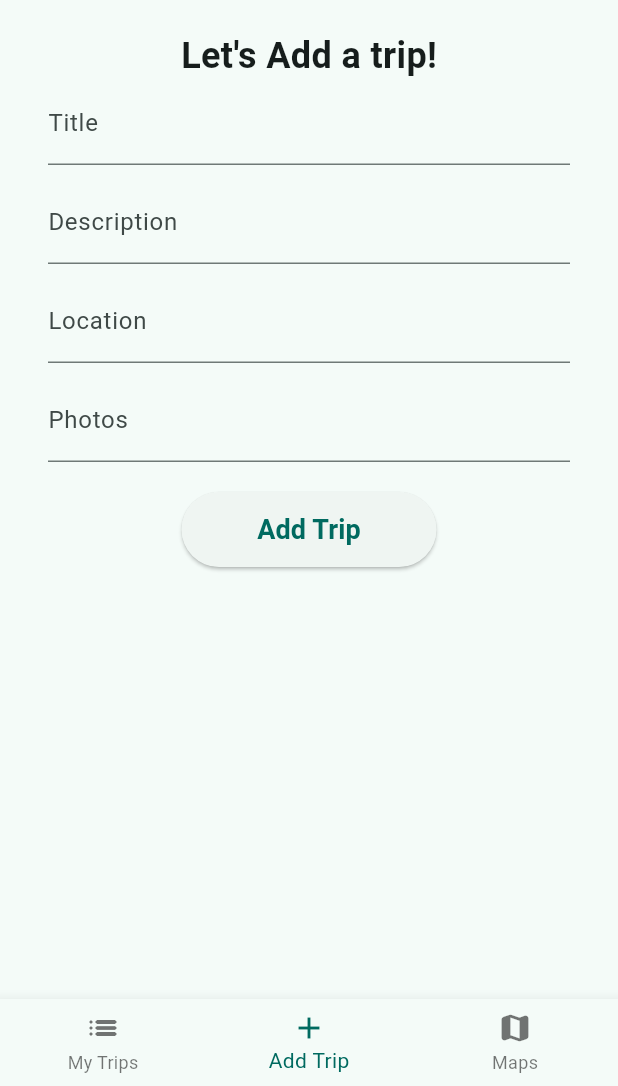
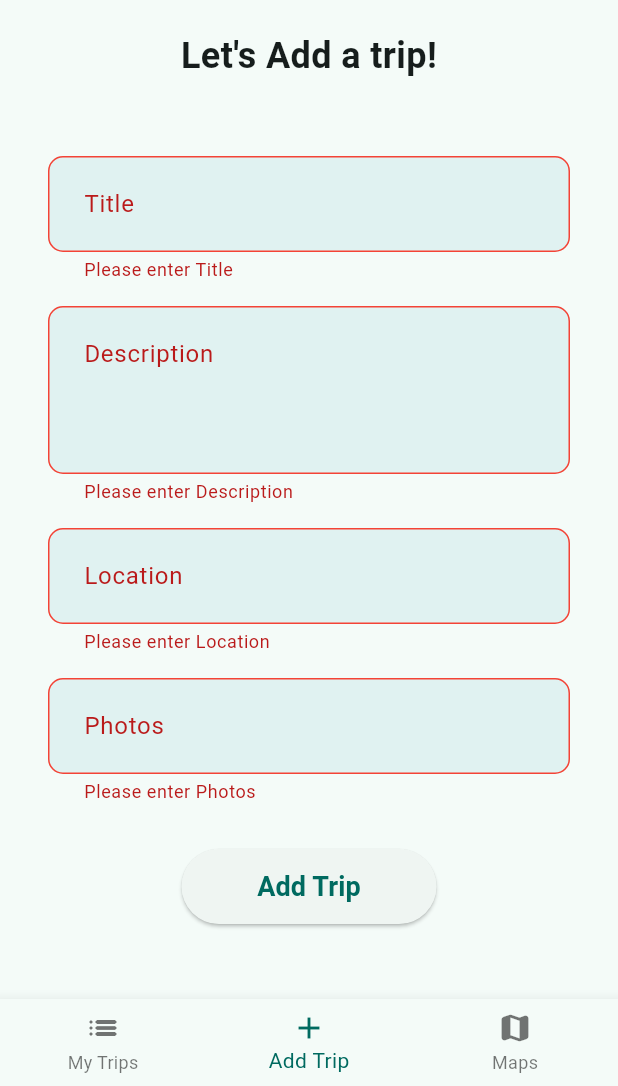
Before and after one commit to Shubhankt1/travel_app_flutter_clean_architecture, a Flutter app: the screen it shows after launch, item 2 of the bottom bar chosen, after a tap on "Add Trip", on a phone screen of 412 x 824 dp, the part 150-1236 px from its top. Run offline on Flutter 3.47's test engine with Material 3 defaults, Android fonts, the phone set to English and light mode, and no system bars; our stand-ins replace dartz, flutter_riverpod, hive, hive_flutter; accounts and stored records are empty.

Commit message:
custom text form field

```diff
--- a/lib/features/trip/presentation/pages/add_trip_screen.dart
+++ b/lib/features/trip/presentation/pages/add_trip_screen.dart
@@ -2,6 +2,7 @@ import 'package:flutter/material.dart';
 import 'package:flutter_riverpod/flutter_riverpod.dart';
 import 'package:travel_app/features/trip/domain/entities/trip.dart';
 import 'package:travel_app/features/trip/presentation/providers/trip_provider.dart';
+import 'package:travel_app/features/trip/presentation/widgets/custom_text_form_field.dart';
 
 class AddTripScreen extends ConsumerWidget {
   const AddTripScreen({super.key});
@@ -9,6 +10,11 @@ class AddTripScreen extends ConsumerWidget {
   @override
   Widget build(BuildContext context, WidgetRef ref) {
     final formKey = GlobalKey<FormState>();
+
+    List<String> titles = [];
+    ref.watch(tripListNotifierProvider).forEach((trip) {
+      titles.add(trip.title);
+    });
 
     // Controllers for the fields.
     final titleController = TextEditingController();
@@ -18,36 +24,59 @@ class AddTripScreen extends ConsumerWidget {
 
     // Pictures list
     List<String> pictures = [];
-    return Form(
+    return SingleChildScrollView(
+      child: Center(
+        child: SizedBox(
+          width: 600,
+          child: Form(
             key: formKey,
             child: Padding(
-        padding: const EdgeInsets.symmetric(horizontal: 32.0, vertical: 20),
+              padding:
+                  const EdgeInsets.symmetric(horizontal: 32.0, vertical: 20),
               child: Column(
                 children: [
+                  // Heading
                   const Text(
                     "Let's Add a trip!",
-              style: TextStyle(fontSize: 24, fontWeight: FontWeight.bold),
+                    textAlign: TextAlign.center,
+                    style: TextStyle(
+                      fontSize: 24,
+                      fontWeight: FontWeight.bold,
                     ),
-            TextFormField(
-              controller: titleController,
-              decoration: const InputDecoration(labelText: 'Title'),
                   ),
-            const SizedBox(height: 10),
-            TextFormField(
-              controller: descController,
-              decoration: const InputDecoration(labelText: 'Description'),
+                  const SizedBox(height: 50),
+
+                  // Title
+                  CustomTextFormField(
+                    inputController: titleController,
+                    labelText: 'Title',
+                    autoFillHints: titles,
                   ),
-            const SizedBox(height: 10),
-            TextFormField(
-              controller: locationController,
-              decoration: const InputDecoration(labelText: 'Location'),
+                  const SizedBox(height: 16),
+
+                  // Description
+                  CustomTextFormField(
+                    inputController: descController,
+                    labelText: 'Description',
+                    maxLines: 3,
                   ),
-            const SizedBox(height: 10),
-            TextFormField(
-              controller: photosController,
-              decoration: const InputDecoration(labelText: 'Photos'),
+                  const SizedBox(height: 16),
+
+                  // Location
+                  CustomTextFormField(
+                    inputController: locationController,
+                    labelText: 'Location',
                   ),
-            const SizedBox(height: 20),
+                  const SizedBox(height: 16),
+
+                  // Photos
+                  CustomTextFormField(
+                    inputController: photosController,
+                    labelText: 'Photos',
+                  ),
+                  const SizedBox(height: 30),
+
+                  // Submit
                   SizedBox(
                     width: 170,
                     height: 50,
@@ -55,7 +84,9 @@ class AddTripScreen extends ConsumerWidget {
                       onPressed: () {
                         debugPrint(
                             "Title: ${titleController.text}\nDescription: ${descController.text}\nLocation: ${locationController.text}\nPhotos: ${photosController.text}");
-                  pictures.add(photosController.text);
+                        photosController.text.split(',').forEach((image) {
+                          pictures.add(image);
+                        });
                         if (formKey.currentState!.validate()) {
                           final newTrip = Trip(
                             title: titleController.text,
@@ -67,7 +98,9 @@ class AddTripScreen extends ConsumerWidget {
                           ref
                               .read(tripListNotifierProvider.notifier)
                               .addNewTrip(newTrip);
-                    ref.watch(tripListNotifierProvider.notifier).loadTrips();
+                          ref
+                              .watch(tripListNotifierProvider.notifier)
+                              .loadTrips();
                           formKey.currentState!.reset();
                         }
                       },
@@ -83,6 +116,9 @@ class AddTripScreen extends ConsumerWidget {
                 ],
               ),
             ),
+          ),
+        ),
+      ),
     );
   }
 }
--- /dev/null
+++ b/lib/features/trip/presentation/widgets/custom_text_form_field.dart
@@ -0,0 +1,67 @@
+import 'package:flutter/material.dart';
+
+class CustomTextFormField extends StatelessWidget {
+  final TextEditingController inputController;
+  final String labelText;
+  final int maxLines;
+  Iterable<String>? autoFillHints;
+  CustomTextFormField({
+    super.key,
+    required this.inputController,
+    required this.labelText,
+    this.maxLines = 1,
+    this.autoFillHints,
+  });
+
+  @override
+  Widget build(BuildContext context) {
+    return TextFormField(
+      validator: (value) {
+        if (value == null || value.isEmpty) {
+          return 'Please enter $labelText';
+        }
+        return null;
+      },
+      controller: inputController,
+      maxLines: maxLines,
+      autofillHints: autoFillHints ?? [],
+      decoration: InputDecoration(
+        hoverColor: Colors.transparent,
+        label: Text(labelText),
+        alignLabelWithHint: maxLines > 1 ? true : false,
+        floatingLabelStyle: const TextStyle(fontWeight: FontWeight.w600),
+        filled: true,
+        fillColor: Colors.teal[50],
+        contentPadding: const EdgeInsets.all(20.0),
+        border: const OutlineInputBorder(
+          borderSide: BorderSide(
+            color: Colors.teal,
+            width: 1.0,
+          ),
+          borderRadius: BorderRadius.all(Radius.circular(10.0)),
+        ),
+        focusedBorder: OutlineInputBorder(
+          borderSide: BorderSide(
+            color: Colors.teal[800]!,
+            width: 2.0,
+          ),
+          borderRadius: const BorderRadius.all(Radius.circular(10.0)),
+        ),
+        errorBorder: const OutlineInputBorder(
+          borderSide: BorderSide(
+            color: Colors.red,
+            width: 1.0,
+          ),
+          borderRadius: BorderRadius.all(Radius.circular(10.0)),
+        ),
+        enabledBorder: const OutlineInputBorder(
+          borderSide: BorderSide(
+            color: Colors.teal,
+            width: 1.0,
+          ),
+          borderRadius: BorderRadius.all(Radius.circular(10.0)),
+        ),
+      ),
+    );
+  }
+}
--- a/lib/features/trip/presentation/widgets/travel_card.dart
+++ b/lib/features/trip/presentation/widgets/travel_card.dart
@@ -74,6 +74,7 @@ class TravelCard extends StatelessWidget {
                         children: [
                           Text(
                             title,
+                            overflow: TextOverflow.ellipsis,
                             style: TextStyle(
                               fontSize: width > 700 ? 20 : 18,
                               fontWeight: FontWeight.bold,
@@ -131,19 +132,43 @@ class TravelCard extends StatelessWidget {
   }
 
   void showAlertDialog(BuildContext context) {
+    double width = MediaQuery.of(context).size.width;
     showDialog(
       context: context,
       builder: (context) {
-        return AlertDialog.adaptive(
-          title: Text(title),
-          content: Column(
+        return AlertDialog(
+          title: Row(
+            mainAxisAlignment: MainAxisAlignment.spaceBetween,
             children: [
-              Image.network(
-                imgUrl,
-                fit: BoxFit.cover,
+              Text(
+                title,
+                style: TextStyle(
+                  fontSize: width > 500 ? 22 : 18,
+                  fontWeight: FontWeight.bold,
+                ),
               ),
-              Text(desc),
+              Text(
+                location,
+                style: TextStyle(fontSize: width > 500 ? 18 : 14),
+              ),
             ],
+          ),
+          content: SingleChildScrollView(
+            child: Column(
+              mainAxisAlignment: MainAxisAlignment.start,
+              children: [
+                Center(
+                  child: SizedBox(
+                    width: 800,
+                    child: Image.network(
+                      imgUrl,
+                      fit: BoxFit.fitWidth,
+                    ),
+                  ),
+                ),
+                Text(desc),
+              ],
+            ),
           ),
         );
       },
```
Lines whose indentation alone changed are shown as unchanged.
